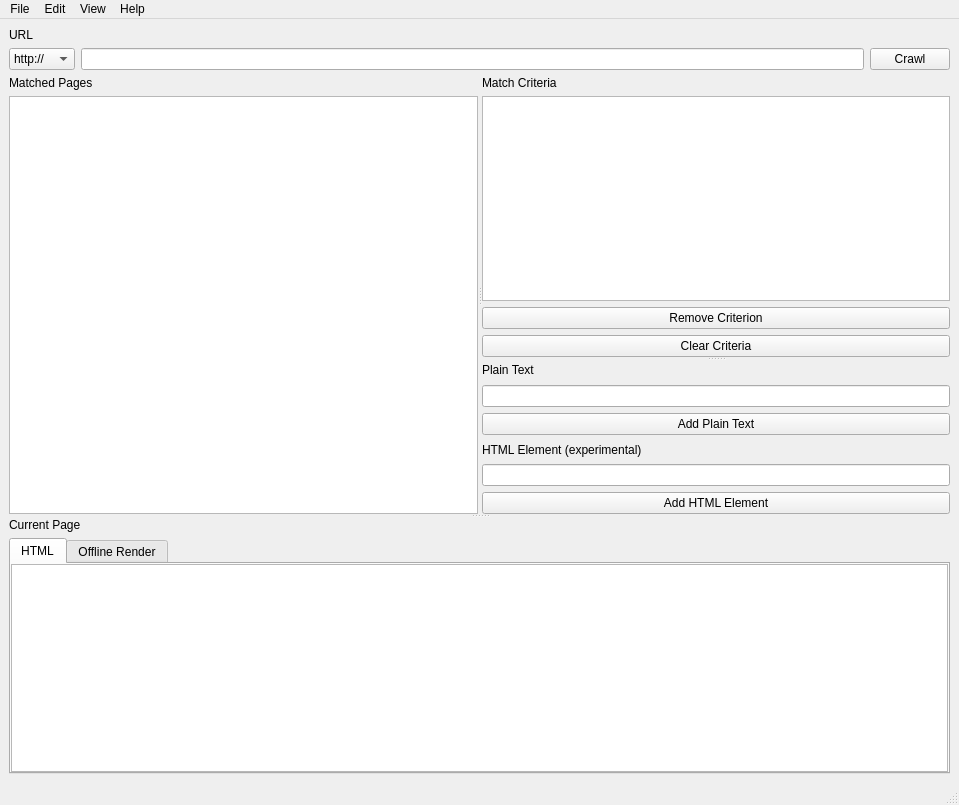
First picture: the form in main_window.ui, repository marceloclubhouse/treasure-audit, before the edit.
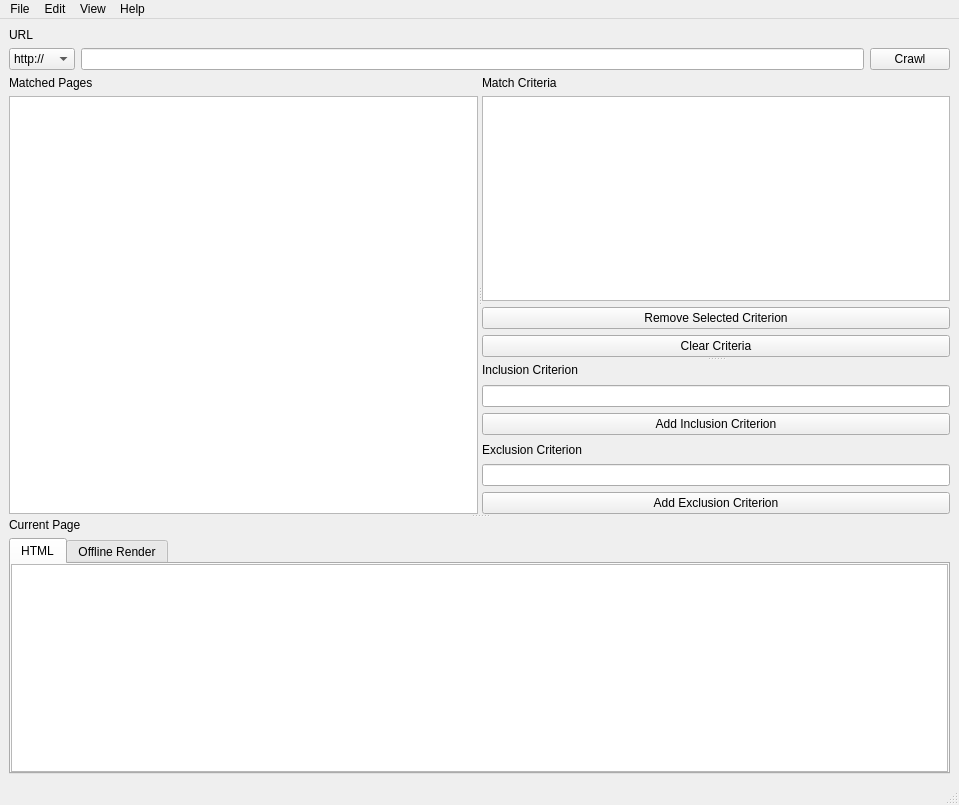
Second picture: the form after the edit. Icons and pictures are not drawn.

Commit message: Added exclusion search as a function to the auditing scripts, replaced HTML/RAW search with inclusion/exclusion search within interfaces, updated GUI to reflect inclusion/exclusion features

What changed in the file:
```diff
--- a/main_window.ui
+++ b/main_window.ui
@@ -146,7 +146,7 @@
           <item>
            <widget class="QPushButton" name="pushButton_remove_criterion">
             <property name="text">
-             <string>Remove Criterion</string>
+             <string>Remove Selected Criterion</string>
             </property>
            </widget>
           </item>
@@ -164,7 +164,7 @@
           <item>
            <widget class="QLabel" name="label_plain_text">
             <property name="text">
-             <string>Plain Text</string>
+             <string>Inclusion Criterion</string>
             </property>
            </widget>
           </item>
@@ -174,14 +174,14 @@
           <item>
            <widget class="QPushButton" name="pushButton_add_plain_text">
             <property name="text">
-             <string>Add Plain Text</string>
+             <string>Add Inclusion Criterion</string>
             </property>
            </widget>
           </item>
           <item>
            <widget class="QLabel" name="label_element">
             <property name="text">
-             <string>HTML Element (experimental)</string>
+             <string>Exclusion Criterion</string>
             </property>
            </widget>
           </item>
@@ -191,7 +191,7 @@
           <item>
            <widget class="QPushButton" name="pushButton_add_element">
             <property name="text">
-             <string>Add HTML Element</string>
+             <string>Add Exclusion Criterion</string>
             </property>
            </widget>
           </item>
```
Left out of the diff: 12 changed lines with no effect on the pictures. The commit also changes 4 other files.
